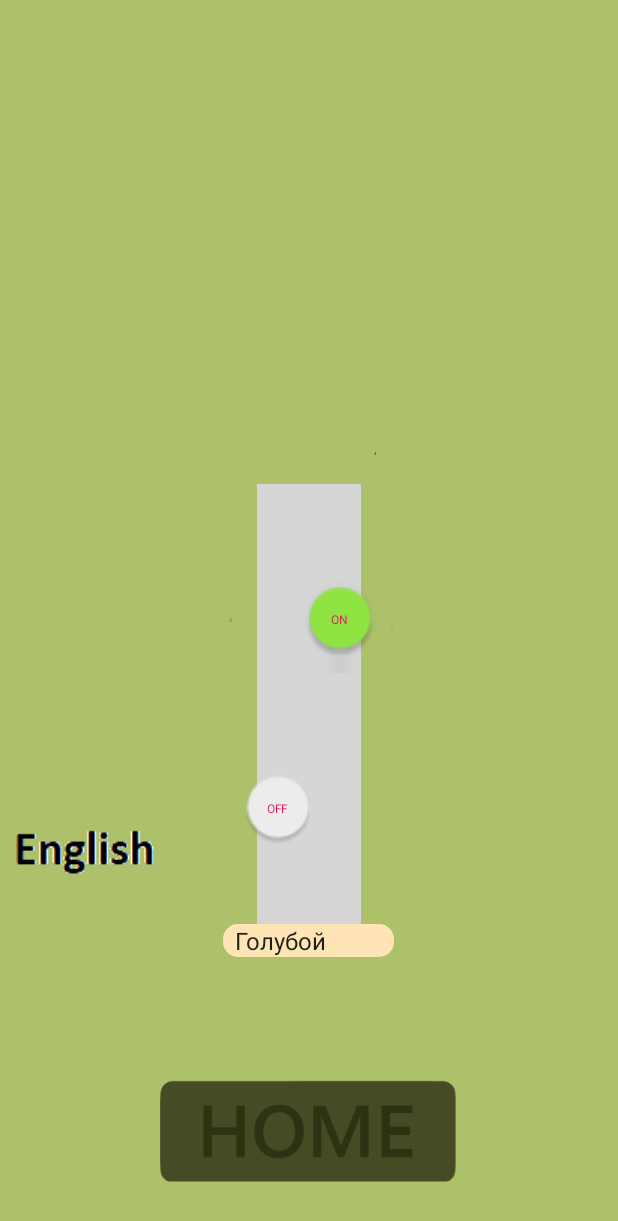
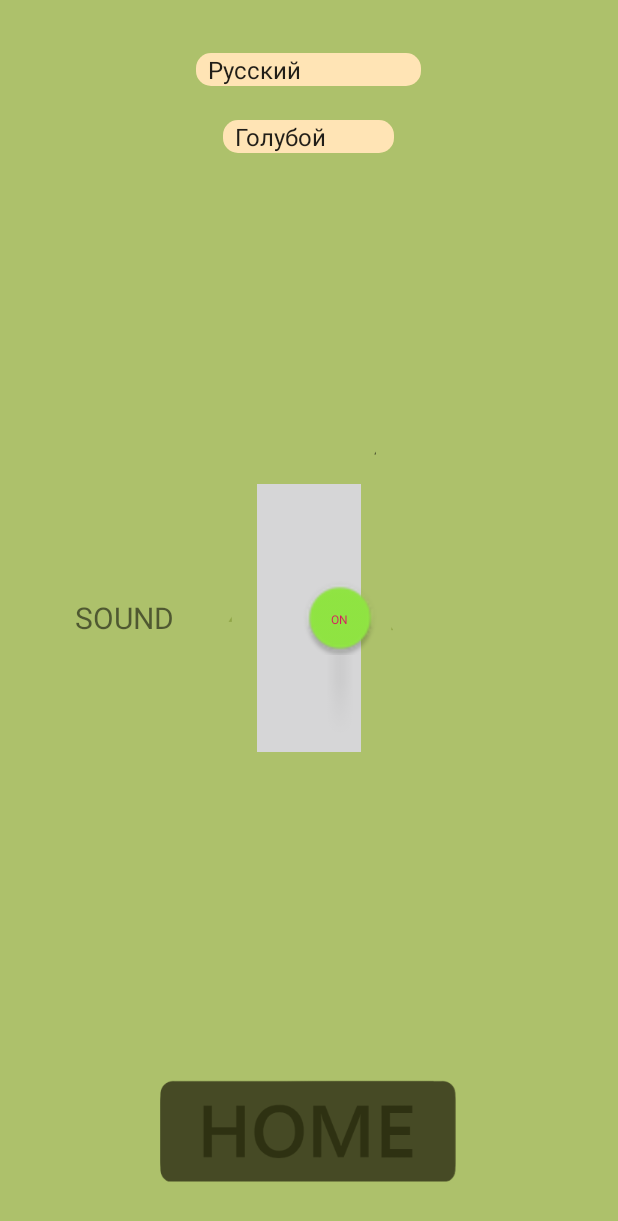
Before and after one commit to MDAsDEV/Kubiks, an Android app: the settings screen opened directly, with no data from a screen before it, on a phone screen of 412 x 824 dp. Shown: the top 1221 px of the screen. Run offline under Robolectric (Android 15) with nearby library versions, the phone set to English and light mode, and no system bars.

Commit message:
update switch language set spinner

```diff
--- a/app/src/main/java/com/example/kubiks/settings.kt
+++ b/app/src/main/java/com/example/kubiks/settings.kt
@@ -44,7 +44,9 @@ class settings : AppCompatActivity() {
         Log.i("check error creating activity5", "Successfull")
         prefs_language = getSharedPreferences("language_settings", Context.MODE_PRIVATE)
         Log.i("check error creating activity6", "Successfull")
+        val LayoutSettings = findViewById<RelativeLayout>(R.id.settings_layout)
         val AllColors = resources.getStringArray(R.array.colors)
+        val AllLanguages = resources.getStringArray(R.array.languages)
         if (prefs_sound.contains(SOUND_PREFERENCES_MODE)) {
             is_mute_sound = prefs_sound.getBoolean(SOUND_PREFERENCES_MODE, false)
             Log.i("test music preferences", is_mute_sound.toString())
@@ -52,6 +54,9 @@ class settings : AppCompatActivity() {
         if (prefs_background.contains(BACKGROUND_PREFERENCE_MODE)){
             val color_background = prefs_background.getString(BACKGROUND_PREFERENCE_MODE, "None")
             Log.i("test color background ", color_background)
+            if (color_background == "Зеленый"){
+                LayoutSettings.setBackgroundResource(R.drawable.background_salad)
+            }
         }
         if (prefs_language.contains(LANGUAGE_PREFERENCE_MODE)){
             language_data = prefs_language.getString(LANGUAGE_PREFERENCE_MODE, "None").toString()
@@ -63,13 +68,6 @@ class settings : AppCompatActivity() {
             prefs_language_edit.putString(LANGUAGE_PREFERENCE_MODE, "rus").apply()
             language_data = "rus"
         }
-        val SwitchLanguage: SwitchCompat = findViewById<SwitchCompat>(R.id.switch_language)
-        SwitchLanguage.isChecked = "eng" in language_data
-        Log.i("start language data == ", ("eng" in language_data).toString())
-        SwitchLanguage.setOnCheckedChangeListener {
-            buttonView, isChecked -> change_language_mode()
-        }
-        // Необходимо добавить метод setSelection!!!
         val SwitchSound: SwitchCompat = findViewById<SwitchCompat>(R.id.switch_sound)
         SwitchSound.isChecked = !is_mute_sound
         SwitchSound.setOnCheckedChangeListener { buttonView, isChecked ->
@@ -89,12 +87,14 @@ class settings : AppCompatActivity() {
         }
         Log.i("check error creating activity7", "Succesfull")
         val spinner_object = findViewById<Spinner>(R.id.spinner_choose_fone)
+        val SpinnerLanguage: Spinner = findViewById<Spinner>(R.id.spinner_language)
         Log.i("language data check error == ", language_data)
         if ("eng" in language_data){
-            var Data = resources.getStringArray(R.array.colors_eng)
-            Log.i("data DATA eng == ", Data.toString())
-            var DataArrayAdapter = ArrayAdapter(this, android.R.layout.simple_spinner_item, Data)
+            var DataColors = resources.getStringArray(R.array.colors_eng)
+            Log.i("data DATA eng == ", DataColors.toString())
+            var DataArrayAdapter = ArrayAdapter(this, android.R.layout.simple_spinner_item, DataColors)
             spinner_object.adapter = DataArrayAdapter
+            SpinnerLanguage.setSelection(1)
         }
         else
         {
@@ -102,10 +102,12 @@ class settings : AppCompatActivity() {
             Log.i("data DATA rus == ", Data.toString())
             var DataArrayAdapter = ArrayAdapter(this, android.R.layout.simple_spinner_item, Data)
             spinner_object.adapter = DataArrayAdapter
+            SpinnerLanguage.setSelection(0)
         }
         if (prefs_background.contains(BACKGROUND_PREFERENCE_MODE)){
             val color_background = prefs_background.getString(BACKGROUND_PREFERENCE_MODE, "None")
             val color_background_id = AllColors.indexOf(color_background)
+            Log.i("color background id == ", color_background_id.toString())
             spinner_object.setSelection(color_background_id)
         }
         spinner_object.setOnItemSelectedListener(object : OnItemSelectedListener {
@@ -121,20 +123,28 @@ class settings : AppCompatActivity() {
 
             override fun onNothingSelected(parent: AdapterView<*>?) {}
         })
+        SpinnerLanguage.setOnItemSelectedListener(object : OnItemSelectedListener {
+            override fun onItemSelected(
+                parent: AdapterView<*>?,
+                itemSelected: View, selectedItemPosition: Int, selectedId: Long
+            ) {
+                Log.i("Selected Item language == ", selectedItemPosition.toString())
+                if (selectedItemPosition == 1){
+                change_language_mode("eng")
+                }
+                else{
+                    change_language_mode("rus")
+                }
+
+            }
+
+            override fun onNothingSelected(parent: AdapterView<*>?) {}
+        })
     }
 
-    fun change_language_mode(){
-        Log.i("lang", "check")
-        if (prefs_language.contains(LANGUAGE_PREFERENCE_MODE)){
-            language_data = prefs_language.getString(LANGUAGE_PREFERENCE_MODE, "None").toString()
-            Log.i("lang found == ", language_data.toString())
-        }
-        Log.i("lang == ", language_data)
+    fun change_language_mode(NewLang: String){
         val edit_language_prefs = prefs_language.edit()
-        when (language_data){
-            "rus" -> edit_language_prefs.putString(LANGUAGE_PREFERENCE_MODE, "eng".toString()).apply()
-            "eng" -> edit_language_prefs.putString(LANGUAGE_PREFERENCE_MODE, "rus".toString()).apply()
-        }
+        edit_language_prefs.putString(LANGUAGE_PREFERENCE_MODE, NewLang.toString()).apply()
     }
 
     fun change_sound_mode(){
--- a/app/src/main/res/layout/activity_settings.xml
+++ b/app/src/main/res/layout/activity_settings.xml
@@ -5,32 +5,33 @@
     xmlns:tools="http://schemas.android.com/tools"
     android:layout_width="match_parent"
     android:layout_height="match_parent"
+    android:id="@+id/settings_layout"
     android:background="@drawable/settings_empty_phone"
     tools:context=".settings">
 
+
+        <TextView
+            android:id="@+id/test_txt"
+            android:layout_width="wrap_content"
+            android:layout_height="wrap_content"
+            android:layout_centerVertical="true"
+            android:layout_alignParentLeft="true"
+            android:layout_marginStart="50dp"
+            android:text="SOUND"
+            android:textSize="20dp"
+            ></TextView>
         <androidx.appcompat.widget.SwitchCompat
             android:id="@+id/switch_sound"
             android:theme="@style/SwitchCompatStyle"
             android:layout_width="wrap_content"
             android:layout_height="wrap_content"
-        android:layout_centerInParent="true"
-        android:layout_marginStart="250dp"
+            android:layout_centerHorizontal="true"
+            android:layout_centerVertical="true"
             app:showText="true"
             app:switchTextAppearance="@style/SwitchCompatTextStyle"
             app:track="@drawable/switch_track" />
 
-    <androidx.appcompat.widget.SwitchCompat
-        android:id="@+id/switch_language"
-        android:theme="@style/SwitchCompatStyle"
-        android:layout_width="wrap_content"
-        android:layout_height="wrap_content"
-        android:layout_centerHorizontal="true"
-        android:layout_below="@+id/switch_sound"
-        android:layout_marginTop="30dp"
-        app:track="@drawable/switch_track"
-        app:switchTextAppearance="@style/SwitchCompatTextStyle"
-        app:showText="true"
-         />
+
     <ImageView
         android:layout_width="wrap_content"
         android:layout_height="wrap_content"
@@ -41,13 +42,24 @@
         ></ImageView>
 
     <Spinner
+        android:id="@+id/spinner_language"
+        android:layout_width="wrap_content"
+        android:layout_height="wrap_content"
+        android:layout_below="@+id/switch_language"
+        android:layout_centerHorizontal="true"
+        android:layout_marginTop="35dp"
+        android:minWidth="150dp"
+        android:background="@drawable/check_shape"
+        android:entries="@array/languages"></Spinner>
+
+    <Spinner
         android:id="@+id/spinner_choose_fone"
         android:layout_width="wrap_content"
+        android:layout_height="wrap_content"
+        android:layout_below="@+id/switch_language"
+        android:layout_centerHorizontal="true"
+        android:layout_marginTop="80dp"
         android:background="@drawable/check_shape"
-        android:layout_height="wrap_content"
-        android:layout_centerHorizontal="true"
-        android:layout_below="@+id/switch_language"
-        android:layout_marginTop="30dp"
         android:entries="@array/colors"></Spinner>
 
     <ImageButton
--- a/app/src/main/res/values/strings.xml
+++ b/app/src/main/res/values/strings.xml
@@ -22,4 +22,8 @@
         <item>Pink</item>
         <item>Purple</item>
     </string-array>
+    <string-array name="languages">
+        <item>Русский</item>
+        <item>English</item>
+    </string-array>
 </resources>
```
Lines whose indentation alone changed are shown as unchanged.
